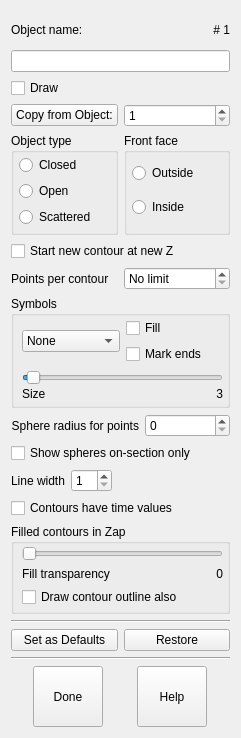
LabShare-Archive/IMOD, file 3dmod/form_object_edit.ui: the form before one commit.
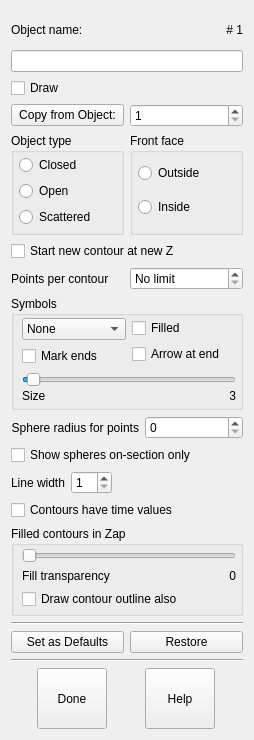
The form after the commit.

Commit message: Adding flag for drawing arrow at end of contour

Diff of the .ui file:
```diff
--- a/3dmod/form_object_edit.ui
+++ b/3dmod/form_object_edit.ui
@@ -6,8 +6,8 @@
    <rect>
     <x>0</x>
     <y>0</y>
-    <width>241</width>
-    <height>738</height>
+    <width>254</width>
+    <height>740</height>
    </rect>
   </property>
   <property name="focusPolicy">
@@ -16,7 +16,7 @@
   <property name="windowTitle">
    <string>3dmod Object Edit</string>
   </property>
-  <layout class="QVBoxLayout" name="verticalLayout_6">
+  <layout class="QVBoxLayout" name="verticalLayout_8">
    <item>
     <layout class="QVBoxLayout" name="verticalLayout_5">
      <property name="spacing">
@@ -266,7 +266,7 @@
      <property name="title">
       <string>Symbols</string>
      </property>
-     <layout class="QVBoxLayout" name="verticalLayout_3">
+     <layout class="QVBoxLayout" name="verticalLayout_7">
       <property name="leftMargin">
        <number>8</number>
       </property>
@@ -280,13 +280,9 @@
        <number>4</number>
       </property>
       <item>
-       <layout class="QHBoxLayout">
-        <property name="spacing">
-         <number>6</number>
-        </property>
-        <property name="margin">
-         <number>0</number>
-        </property>
+       <layout class="QHBoxLayout" name="horizontalLayout_6">
+        <item>
+         <layout class="QVBoxLayout" name="verticalLayout_3">
         <item>
          <widget class="QComboBox" name="symbolComboBox">
           <property name="focusPolicy">
@@ -318,27 +314,6 @@
          </widget>
         </item>
         <item>
-         <layout class="QVBoxLayout">
-          <property name="spacing">
-           <number>6</number>
-          </property>
-          <property name="margin">
-           <number>0</number>
-          </property>
-          <item>
-           <widget class="QCheckBox" name="fillCheckBox">
-            <property name="focusPolicy">
-             <enum>Qt::NoFocus</enum>
-            </property>
-            <property name="toolTip">
-             <string>Draw filled rather than open symbols</string>
-            </property>
-            <property name="text">
-             <string>Fill</string>
-            </property>
-           </widget>
-          </item>
-          <item>
            <widget class="QCheckBox" name="markCheckBox">
             <property name="focusPolicy">
              <enum>Qt::NoFocus</enum>
@@ -353,6 +328,36 @@
           </item>
          </layout>
         </item>
+        <item>
+         <layout class="QVBoxLayout" name="verticalLayout_6">
+          <item>
+           <widget class="QCheckBox" name="fillCheckBox">
+            <property name="focusPolicy">
+             <enum>Qt::NoFocus</enum>
+            </property>
+            <property name="toolTip">
+             <string>Draw filled rather than open symbols</string>
+            </property>
+            <property name="text">
+             <string>Filled</string>
+            </property>
+           </widget>
+          </item>
+          <item>
+           <widget class="QCheckBox" name="arrowCheckBox">
+            <property name="focusPolicy">
+             <enum>Qt::NoFocus</enum>
+            </property>
+            <property name="toolTip">
+             <string>Draw an arrowhead at contour end</string>
+            </property>
+            <property name="text">
+             <string>Arrow at end</string>
+            </property>
+           </widget>
+          </item>
+         </layout>
+        </item>
        </layout>
       </item>
       <item>
```
Lines whose indentation alone changed are shown as unchanged. The commit also changes 4 other files.
